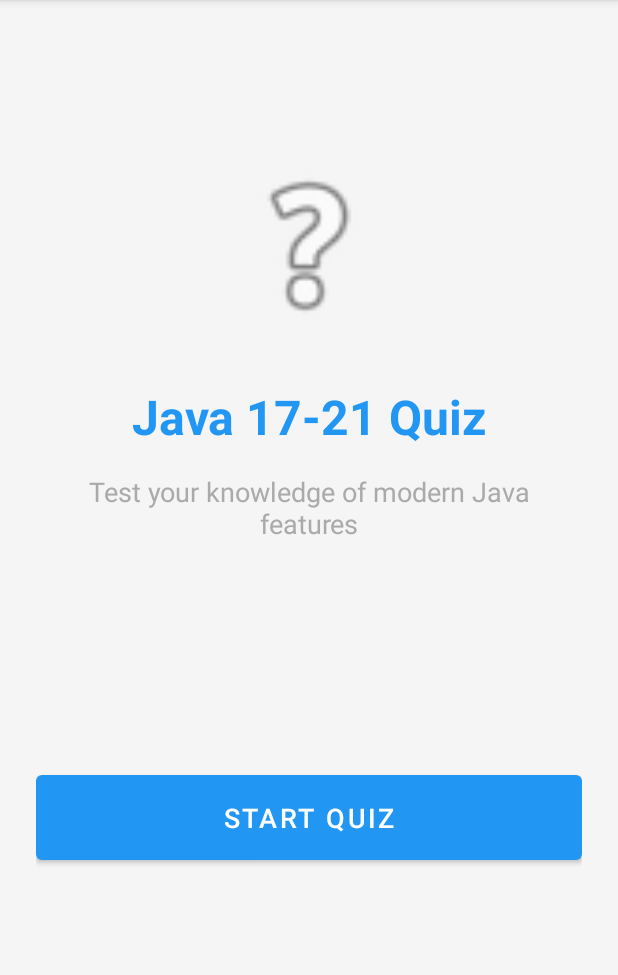
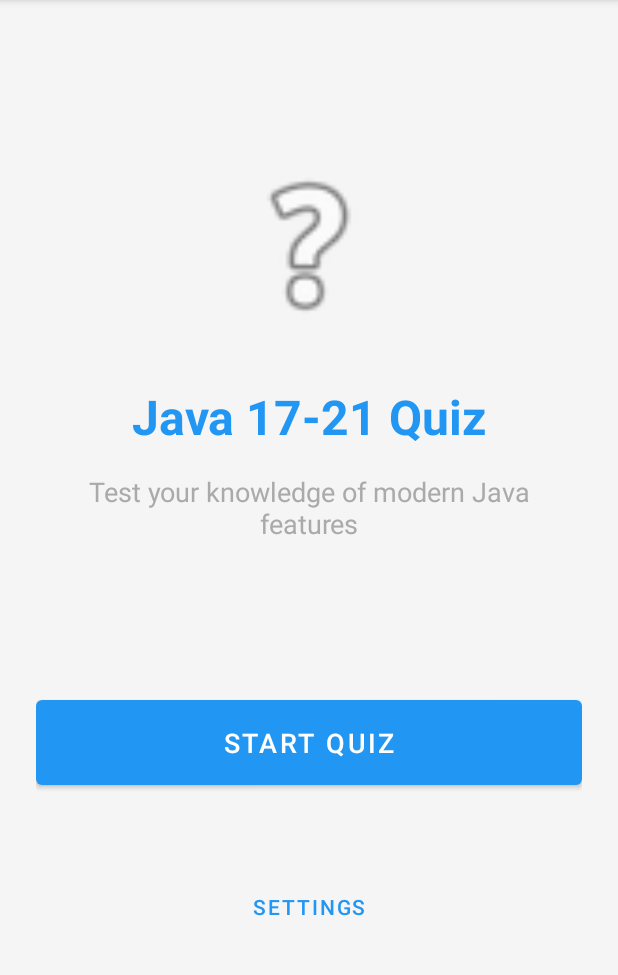
Before and after one commit to EdMkn/AndroidAppForQuiz, an Android app: the screen it shows after launch (MainActivity), on a phone screen of 412 x 824 dp, the part 84-1059 px from its top. Run offline under Robolectric (Android 15) with nearby library versions, the phone set to English and light mode, and no system bars.

```diff
--- a/app/build.gradle.kts
+++ b/app/build.gradle.kts
@@ -51,6 +51,9 @@ dependencies {
     implementation("androidx.constraintlayout:constraintlayout:2.1.4")
     implementation("androidx.lifecycle:lifecycle-viewmodel-ktx:2.7.0")
     implementation("androidx.lifecycle:lifecycle-livedata-ktx:2.7.0")
+    // Add preference library
+    implementation("androidx.preference:preference-ktx:1.2.1")
+
 
     testImplementation("junit:junit:4.13.2")
     androidTestImplementation("androidx.test.ext:junit:1.1.5")
--- a/app/src/main/AndroidManifest.xml
+++ b/app/src/main/AndroidManifest.xml
@@ -28,6 +28,11 @@
             android:name=".ResultsActivity"
             android:exported="false"
             android:theme="@style/Theme.JavaQuizApp" />
+         <activity
+            android:name=".SettingsActivity"
+            android:exported="false"
+            android:theme="@style/Theme.JavaQuizApp"
+            android:parentActivityName=".MainActivity" />
     </application>
 
 </manifest>
--- a/app/src/main/java/com/javaguiz/app/MainActivity.kt
+++ b/app/src/main/java/com/javaguiz/app/MainActivity.kt
@@ -3,6 +3,8 @@ package com.javaguiz.app
 import android.content.Intent
 import android.os.Bundle
 import androidx.appcompat.app.AppCompatActivity
+import androidx.appcompat.app.AppCompatDelegate
+import com.google.android.material.button.MaterialButton
 
 /**
  * Main Activity - Welcome Screen
@@ -10,12 +12,20 @@ import androidx.appcompat.app.AppCompatActivity
  */
 class MainActivity : AppCompatActivity() {
 
+    private lateinit var preferencesManager: PreferencesManager
+
     override fun onCreate(savedInstanceState: Bundle?) {
         super.onCreate(savedInstanceState)
+
+        // Initialize preferences manager
+        preferencesManager = PreferencesManager(this)
+        //Apply theme based on preferences
+        applyTheme()
+
         setContentView(R.layout.activity_main)
 
         // Find the start button from the layout (similar to document.getElementById in web)
-        val startButton = findViewById<com.google.android.material.button.MaterialButton>(R.id.startButton)
+        val startButton = findViewById<MaterialButton>(R.id.startButton)
 
         // Set click listener (similar to addEventListener in web)
         startButton.setOnClickListener {
@@ -23,5 +33,36 @@ class MainActivity : AppCompatActivity() {
             val intent = Intent(this, QuizActivity::class.java)
             startActivity(intent)
         }
+
+        // Find and set up settings button
+        val settingsButton = findViewById<MaterialButton>(R.id.settingsButton)
+        settingsButton.setOnClickListener {
+            openSettings()
+        }
+    }
+
+    override fun onResume() {
+        super.onResume()
+        // Reapply theme in case it changed in settings
+        applyTheme()
+    }
+
+    /**
+     * Apply theme based on user preference
+     */
+    private fun applyTheme() {
+        if (preferencesManager.isDarkModeEnabled()) {
+            AppCompatDelegate.setDefaultNightMode(AppCompatDelegate.MODE_NIGHT_YES)
+        } else {
+            AppCompatDelegate.setDefaultNightMode(AppCompatDelegate.MODE_NIGHT_NO)
+        }
+    }
+
+     /**
+     * Navigate to settings (call this from a button click)
+     */
+    fun openSettings() {
+        val intent = Intent(this, SettingsActivity::class.java)
+        startActivity(intent)
     }
 }
--- /dev/null
+++ b/app/src/main/java/com/javaguiz/app/PreferencesManager.kt
@@ -0,0 +1,86 @@
+package com.javaguiz.app
+
+import android.content.Context
+import android.content.SharedPreferences
+
+/**
+ * Manages user preferences for the app
+ * Similar to localStorage in web development
+ */
+class PreferencesManager(context: Context) {
+    private val prefs: SharedPreferences = context.getSharedPreferences("app_preferences", Context.MODE_PRIVATE)
+
+    companion object {
+        private const val PREFS_NAME = "JavaQuizzPreferences"
+
+        // Preference keys
+        const val KEY_QUESTION_COUNT = "question_count"
+        const val KEY_DARK_MODE = "dark_mode"
+        const val KEY_SOUND_ENABLED = "sound_enabled"
+        const val KEY_VIBRATION_ENABLED = "vibration_enabled"
+
+        // Default values
+        const val DEFAULT_QUESTION_COUNT = 10
+        const val DEFAULT_DARK_MODE = false
+        const val DEFAULT_SOUND_ENABLED = true
+        const val DEFAULT_VIBRATION_ENABLED = true
+    }
+
+
+
+    /**
+     * Get number of questions per quiz
+     */
+    fun getQuestionCount(): Int {
+        return prefs.getInt(KEY_QUESTION_COUNT, DEFAULT_QUESTION_COUNT)
+    }
+
+    /**
+     * Set number of questions per quiz
+     */
+    fun setQuestionCount(count: Int) {
+        prefs.edit().putInt(KEY_QUESTION_COUNT, count).apply()
+    }
+
+    /**
+     * Check if dark mode is enabled
+     */
+    fun isDarkModeEnabled(): Boolean {
+        return prefs.getBoolean(KEY_DARK_MODE, DEFAULT_DARK_MODE)
+    }
+
+    /**
+     * Set dark mode preference
+     */
+    fun setDarkModeEnabled(enabled: Boolean) {
+        prefs.edit().putBoolean(KEY_DARK_MODE, enabled).apply()
+    }
+
+    /**
+     * Check if sound is enabled
+     */
+    fun isSoundEnabled(): Boolean {
+        return prefs.getBoolean(KEY_SOUND_ENABLED, DEFAULT_SOUND_ENABLED)
+    }
+
+    /**
+     * Set sound preference
+     */
+    fun setSoundEnabled(enabled: Boolean) {
+        prefs.edit().putBoolean(KEY_SOUND_ENABLED, enabled).apply()
+    }
+
+    /**
+     * Check if vibration is enabled
+     */
+    fun isVibrationEnabled(): Boolean {
+        return prefs.getBoolean(KEY_VIBRATION_ENABLED, DEFAULT_VIBRATION_ENABLED)
+    }
+
+    /**
+     * Set vibration preference
+     */
+    fun setVibrationEnabled(enabled: Boolean) {
+        prefs.edit().putBoolean(KEY_VIBRATION_ENABLED, enabled).apply()
+    }
+}
--- a/app/src/main/res/layout/activity_main.xml
+++ b/app/src/main/res/layout/activity_main.xml
@@ -55,8 +55,21 @@
         app:layout_constraintTop_toBottomOf="@+id/welcomeSubtitle"
         app:layout_constraintStart_toStartOf="parent"
         app:layout_constraintEnd_toEndOf="parent"
+        app:layout_constraintBottom_toTopOf="@+id/settingsButton"
+        android:layout_marginTop="64dp" />
+
+    <com.google.android.material.button.MaterialButton
+        android:id="@+id/settingsButton"
+        android:layout_width="wrap_content"
+        android:layout_height="wrap_content"
+        android:text="@string/settings"
+        android:textSize="14sp"
+        style="@style/Widget.MaterialComponents.Button.TextButton"
+        app:layout_constraintTop_toBottomOf="@+id/startButton"
+        app:layout_constraintStart_toStartOf="parent"
+        app:layout_constraintEnd_toEndOf="parent"
         app:layout_constraintBottom_toBottomOf="parent"
-        android:layout_marginTop="64dp"
+        android:layout_marginTop="16dp"
         android:layout_marginBottom="80dp" />
 
 </androidx.constraintlayout.widget.ConstraintLayout>
--- /dev/null
+++ b/app/src/main/res/layout/activity_settings.xml
@@ -0,0 +1,5 @@
+<?xml version="1.0" encoding="utf-8"?>
+<FrameLayout xmlns:android="http://schemas.android.com/apk/res/android"
+    android:id="@+id/settings_container"
+    android:layout_width="match_parent"
+    android:layout_height="match_parent" />
```
Also changed, not shown: app/src/main/java/com/javaguiz/app/QuizActivity.kt (+40 -2 lines), app/src/main/java/com/javaguiz/app/SettingsActivity.kt (added, +40 -0 lines), app/src/main/res/values/arrays.xml (added, +20 -0 lines), app/src/main/res/values/strings.xml (+15 -0 lines), app/src/main/res/xml/preferences.xml (added, +45 -0 lines).
